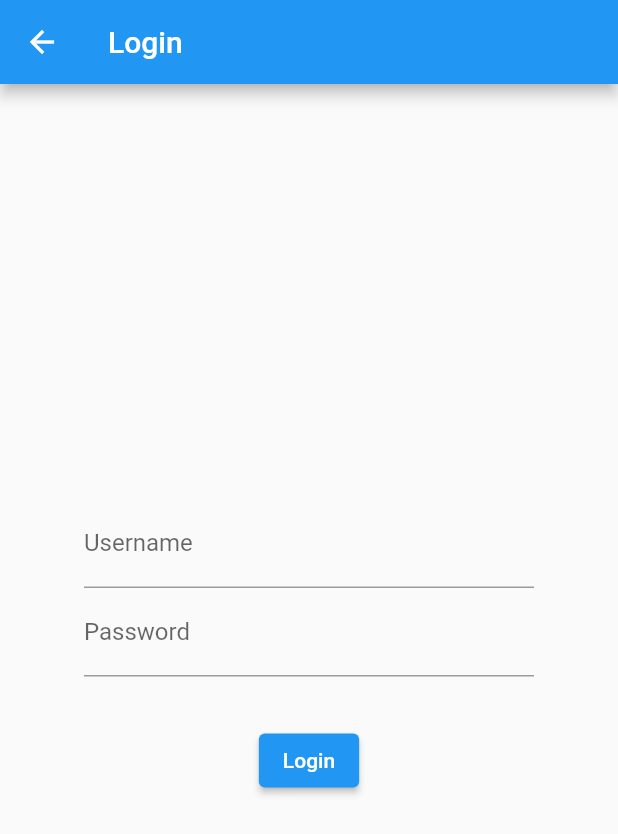
After one commit to PercyPham/qrmos, a Flutter app: the LoginScreen screen opened by its route, after a tap on "Login", on a phone screen of 412 x 824 dp. The commit adds this screen. Shown: the top 834 px of the screen. Run offline on Flutter 3.47's test engine with Material 2 defaults, Android fonts, the phone set to English and light mode, and no system bars; our stand-ins replace shared_preferences; accounts and stored records are empty; network calls fail; statements that could not run were skipped.

Commit message:
refactor: qrmos service for frontend

```diff
--- a/frontend/lib/main.dart
+++ b/frontend/lib/main.dart
@@ -1,5 +1,6 @@
 import 'package:flutter/material.dart';
 import 'package:qrmos/screens/home/home.dart';
+import 'package:qrmos/screens/login/login.dart';
 
 void main() {
   runApp(const MyApp());
@@ -19,6 +20,7 @@ class MyApp extends StatelessWidget {
       initialRoute: "/",
       routes: {
         "/": (context) => const HomeScreen(title: 'QRMOS'),
+        "/login": (context) => const LoginScreen()
       },
     );
   }
--- /dev/null
+++ b/frontend/lib/screens/login/login.dart
@@ -0,0 +1,80 @@
+import "package:flutter/material.dart";
+import 'package:qrmos/services/qrmos/qrmos.dart' as qrmos_api;
+
+class LoginScreen extends StatefulWidget {
+  const LoginScreen({Key? key}) : super(key: key);
+
+  @override
+  _LoginScreenState createState() => _LoginScreenState();
+}
+
+class _LoginScreenState extends State<LoginScreen> {
+  String _username = "";
+  String _password = "";
+  String _errMsg = "";
+
+  @override
+  Widget build(BuildContext context) {
+    return Scaffold(
+      appBar: AppBar(
+        title: const Text("Login"),
+      ),
+      body: Center(
+        child: Column(mainAxisAlignment: MainAxisAlignment.center, children: <Widget>[
+          TextFormField(
+            decoration: _inputDecor("Username"),
+            onChanged: _onUsernameChanged,
+            keyboardType: TextInputType.text,
+          ),
+          TextFormField(
+            decoration: _inputDecor("Password"),
+            onChanged: _onPasswordChanges,
+            obscureText: true,
+          ),
+          Text(_errMsg, style: TextStyle(color: Theme.of(context).errorColor)),
+          Padding(
+            padding: const EdgeInsets.symmetric(vertical: 16.0),
+            child: ElevatedButton(
+              onPressed: _onLoginButtonPressed(context),
+              child: const Text("Login"),
+            ),
+          ),
+        ]),
+      ),
+    );
+  }
+
+  InputDecoration _inputDecor(String labelText) {
+    return InputDecoration(
+      labelText: labelText,
+      constraints: const BoxConstraints(maxWidth: 300),
+    );
+  }
+
+  void _onUsernameChanged(String username) {
+    _username = username;
+    setState(() {
+      _errMsg = "";
+    });
+  }
+
+  void _onPasswordChanges(String password) {
+    _password = password;
+    setState(() {
+      _errMsg = "";
+    });
+  }
+
+  void Function() _onLoginButtonPressed(BuildContext context) {
+    return () async {
+      var loginResp = await qrmos_api.login(_username, _password);
+      if (loginResp.error != null) {
+        setState(() {
+          _errMsg = "Error: " + loginResp.error!.message;
+        });
+        return;
+      }
+      Navigator.of(context).pop();
+    };
+  }
+}
--- /dev/null
+++ b/frontend/lib/services/qrmos/auth/auth.dart
@@ -0,0 +1,3 @@
+export 'login.dart';
+export 'logout.dart';
+export 'has_logged_in.dart';
--- /dev/null
+++ b/frontend/lib/services/qrmos/auth/has_logged_in.dart
@@ -0,0 +1,5 @@
+import '../utils/utils.dart';
+
+Future<bool> hasLoggedIn() async {
+  return await getAccessToken() != null;
+}
--- /dev/null
+++ b/frontend/lib/services/qrmos/auth/login.dart
@@ -0,0 +1,34 @@
+import '../utils/utils.dart';
+
+Future<LoginResponse> login(String username, String password) async {
+  var apiRawResp = await post("/login", body: {
+    "username": username,
+    "password": password,
+  });
+
+  var loginResponse = LoginResponse.fromApiResponse(apiRawResp);
+  if (loginResponse.data != null) {
+    await saveAccessToken(loginResponse.data!.accessToken);
+  }
+
+  return loginResponse;
+}
+
+class LoginResponse {
+  AccessToken? data;
+  ApiError? error;
+  LoginResponse.fromApiResponse(ApiResponse apiResp)
+      : data = AccessToken.fromJson(apiResp.dataJson),
+        error = apiResp.error;
+}
+
+class AccessToken {
+  final String accessToken;
+  AccessToken(this.accessToken);
+  static AccessToken? fromJson(Map<String, dynamic>? dataJson) {
+    if (dataJson == null) {
+      return null;
+    }
+    return AccessToken(dataJson['accessToken']);
+  }
+}
--- /dev/null
+++ b/frontend/lib/services/qrmos/auth/logout.dart
@@ -0,0 +1,5 @@
+import '../utils/utils.dart';
+
+Future<bool> logout() async {
+  return removeAccessToken();
+}
--- a/frontend/lib/services/qrmos/qrmos.dart
+++ b/frontend/lib/services/qrmos/qrmos.dart
@@ -1,2 +1,2 @@
-export "login.dart";
+export "auth/auth.dart";
 export "health.dart";
--- /dev/null
+++ b/frontend/lib/services/qrmos/utils/access_token.dart
@@ -0,0 +1,22 @@
+import 'package:shared_preferences/shared_preferences.dart';
+
+const _accessTokenKey = 'qrmos_token';
+
+Future<bool> saveAccessToken(String accessToken) async {
+  final prefs = await SharedPreferences.getInstance();
+  return prefs.setString(_accessTokenKey, accessToken);
+}
+
+Future<String?> getAccessToken() async {
+  final prefs = await SharedPreferences.getInstance();
+  var accessToken = prefs.getString(_accessTokenKey);
+  if (accessToken == null || accessToken.isEmpty) {
+    return null;
+  }
+  return accessToken;
+}
+
+Future<bool> removeAccessToken() async {
+  final prefs = await SharedPreferences.getInstance();
+  return prefs.remove(_accessTokenKey);
+}
--- /dev/null
+++ b/frontend/lib/services/qrmos/utils/api.dart
@@ -0,0 +1,78 @@
+import 'package:http/http.dart' as http;
+import 'package:flutter/foundation.dart';
+import "dart:convert";
+import 'dart:collection';
+import 'access_token.dart';
+
+final String _apiBaseUrl = kDebugMode
+    ? 'http://localhost:5000/api'
+    : '${Uri.base.scheme}://${Uri.base.host}:${Uri.base.port}/api';
+
+Future<ApiResponse> get(
+  String url, {
+  Map<String, String>? headers,
+  Object? body,
+}) async {
+  var fullUrl = Uri.parse(_apiBaseUrl + url);
+  var response = await http.get(
+    fullUrl,
+    headers: await _prepHeaders(headers),
+  );
+
+  if (response.statusCode != 200) {
+    return ApiResponse(null, ApiError(500, 'something wrong happened'));
+  }
+
+  var decodedResponse = jsonDecode(utf8.decode(response.bodyBytes));
+  return ApiResponse.fromJson(decodedResponse);
+}
+
+Future<ApiResponse> post(
+  String url, {
+  Map<String, String>? headers,
+  Object? body,
+}) async {
+  var fullUrl = Uri.parse(_apiBaseUrl + url);
+  var response = await http.post(
+    fullUrl,
+    headers: await _prepHeaders(headers),
+    body: json.encode(body),
+  );
+
+  if (response.statusCode != 200) {
+    return ApiResponse(null, ApiError(500, 'something wrong happened'));
+  }
+
+  var decodedResponse = jsonDecode(utf8.decode(response.bodyBytes));
+  return ApiResponse.fromJson(decodedResponse);
+}
+
+Future<Map<String, String>> _prepHeaders(Map<String, String>? headers) async {
+  headers ??= HashMap<String, String>();
+  headers.putIfAbsent("Content-Type", () => "application/json");
+  var accessToken = await getAccessToken();
+  if (accessToken != null) {
+    headers.putIfAbsent("Authorization", () => accessToken);
+  }
+  return headers;
+}
+
+class ApiResponse {
+  dynamic dataJson;
+  ApiError? error;
+
+  ApiResponse(this.dataJson, this.error);
+  ApiResponse.fromJson(Map<String, dynamic> json)
+      : dataJson = json['data'],
+        error = json['error'] != null ? ApiError.fromJson(json['error']) : null;
+}
+
+class ApiError {
+  final int code;
+  final String message;
+
+  ApiError(this.code, this.message);
+  ApiError.fromJson(Map<String, dynamic> json)
+      : code = json['code'],
+        message = json['message'];
+}
--- /dev/null
+++ b/frontend/lib/services/qrmos/utils/utils.dart
@@ -0,0 +1,2 @@
+export 'access_token.dart';
+export 'api.dart';
--- a/frontend/pubspec.yaml
+++ b/frontend/pubspec.yaml
@@ -16,6 +16,7 @@ dependencies:
 
   cupertino_icons: ^1.0.2
   http: ^0.13.4
+  shared_preferences: ^2.0.13
 
 dev_dependencies:
   flutter_test:
```
Also changed, not shown: frontend/lib/services/qrmos/health.dart (+11 -20 lines), frontend/lib/services/qrmos/utils.dart (deleted, +0 -19 lines), frontend/pubspec.lock, 5 other files.
